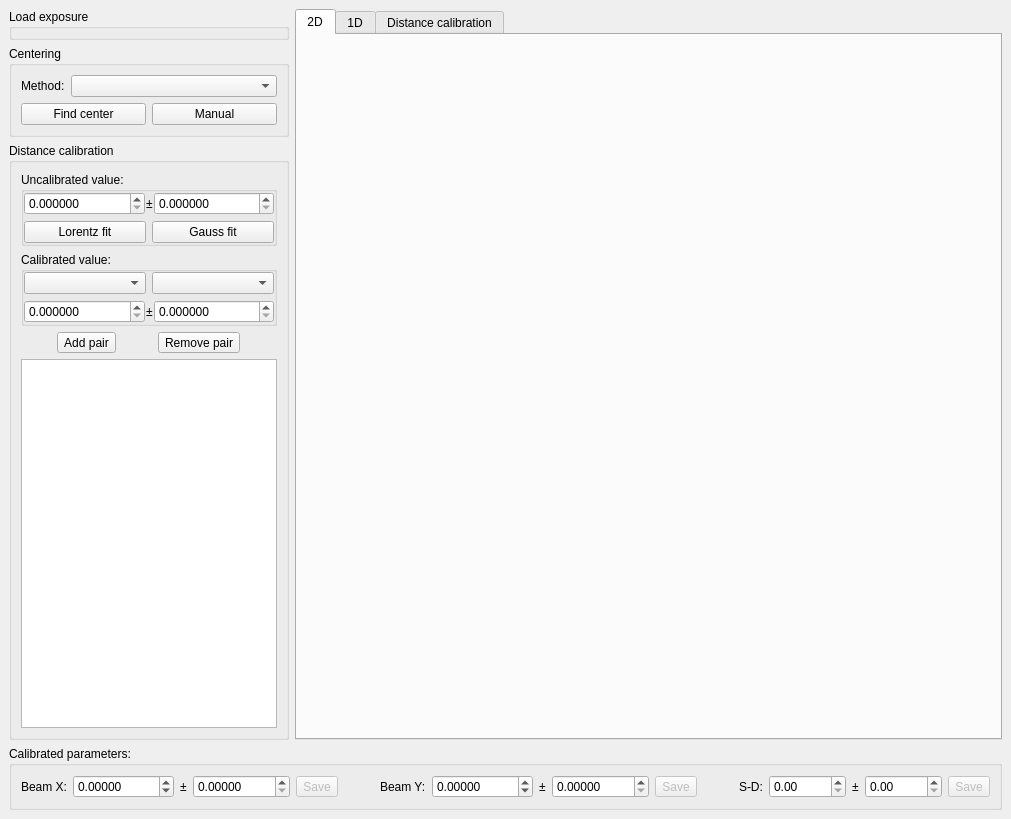
Above: cct/qtgui2/setup/calibration/calibration.ui from awacha/cct before the change. Below: the same form after it.
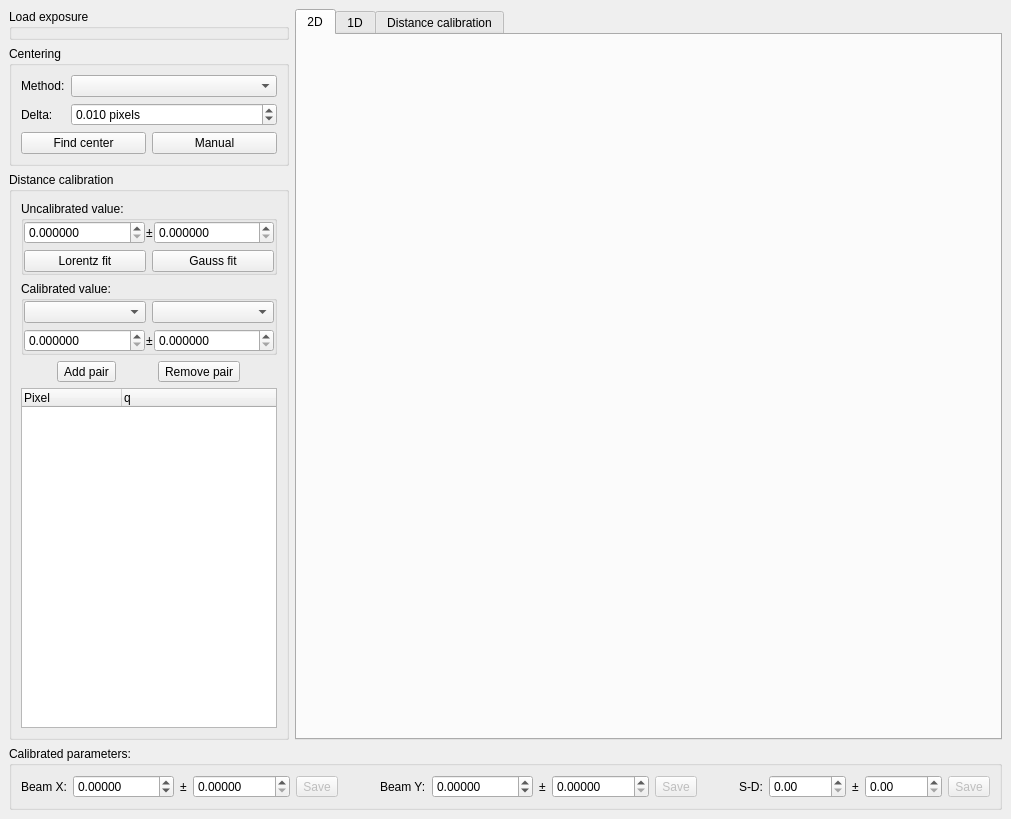
That is the form after the change. Icons and pictures are not drawn.

Commit message: Centering & distance calibration works

What changed in the file:
```diff
--- a/cct/qtgui2/setup/calibration/calibration.ui
+++ b/cct/qtgui2/setup/calibration/calibration.ui
@@ -43,8 +43,18 @@
           </property>
           <layout class="QVBoxLayout" name="verticalLayout_4">
            <item>
-            <layout class="QHBoxLayout" name="horizontalLayout_5">
-             <item>
+            <layout class="QGridLayout" name="gridLayout">
+             <item row="0" column="1">
+              <widget class="QComboBox" name="centeringMethodComboBox">
+               <property name="sizePolicy">
+                <sizepolicy hsizetype="Preferred" vsizetype="Fixed">
+                 <horstretch>0</horstretch>
+                 <verstretch>0</verstretch>
+                </sizepolicy>
+               </property>
+              </widget>
+             </item>
+             <item row="0" column="0">
               <widget class="QLabel" name="label_7">
                <property name="sizePolicy">
                 <sizepolicy hsizetype="Maximum" vsizetype="Preferred">
@@ -57,13 +67,32 @@
                </property>
               </widget>
              </item>
-             <item>
-              <widget class="QComboBox" name="centeringMethodComboBox">
-               <property name="sizePolicy">
-                <sizepolicy hsizetype="Preferred" vsizetype="Fixed">
-                 <horstretch>0</horstretch>
-                 <verstretch>0</verstretch>
-                </sizepolicy>
+             <item row="1" column="0">
+              <widget class="QLabel" name="label_10">
+               <property name="text">
+                <string>Delta:</string>
+               </property>
+              </widget>
+             </item>
+             <item row="1" column="1">
+              <widget class="QDoubleSpinBox" name="finiteDifferenceDeltaDoubleSpinBox">
+               <property name="toolTip">
+                <string>Step size for estimating the jacobian in the minimization procedure</string>
+               </property>
+               <property name="suffix">
+                <string> pixels</string>
+               </property>
+               <property name="decimals">
+                <number>3</number>
+               </property>
+               <property name="minimum">
+                <double>0.001000000000000</double>
+               </property>
+               <property name="singleStep">
+                <double>0.010000000000000</double>
+               </property>
+               <property name="value">
+                <double>0.010000000000000</double>
                </property>
               </widget>
              </item>
@@ -379,7 +408,7 @@
               </layout>
              </item>
              <item>
-              <widget class="QTreeView" name="pairsTreeView">
+              <widget class="QTreeWidget" name="pairsTreeWidget">
                <property name="sizePolicy">
                 <sizepolicy hsizetype="Preferred" vsizetype="Expanding">
                  <horstretch>0</horstretch>
@@ -401,6 +430,16 @@
                <property name="expandsOnDoubleClick">
                 <bool>false</bool>
                </property>
+               <column>
+                <property name="text">
+                 <string>Pixel</string>
+                </property>
+               </column>
+               <column>
+                <property name="text">
+                 <string>q</string>
+                </property>
+               </column>
               </widget>
              </item>
             </layout>
```
Left out of the diff: 5 changed lines with no effect on the pictures. The commit also changes 8 other files.
